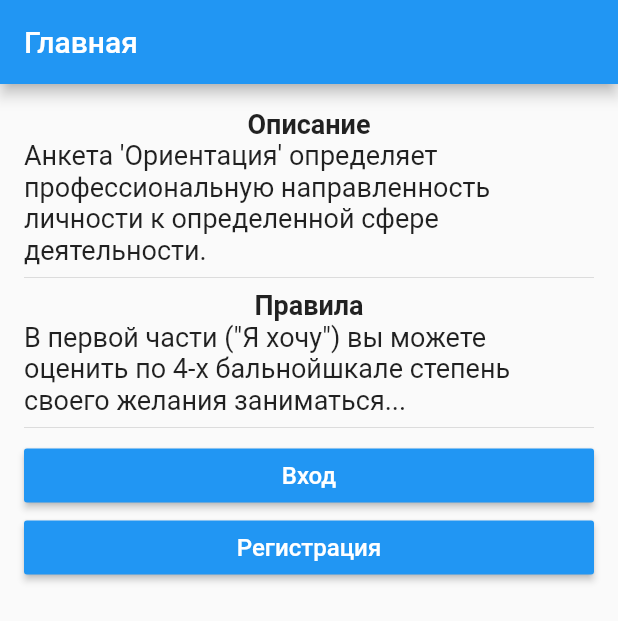
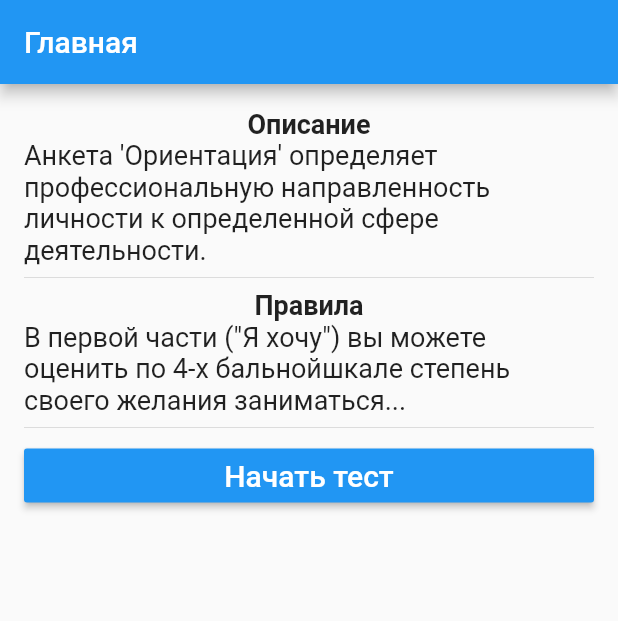
Before and after one commit to m-obrubov/mobile-kp, a Flutter app: the screen it shows after launch, on a phone screen of 412 x 824 dp. Shown: the top 621 px of the screen. Run offline on Flutter 3.47's test engine with Material 2 defaults, Android fonts, the phone set to English and light mode, and no system bars.

Commit message:
Меняется набор кнопок на главном экране в зависимости от условия (заготовка для аутентификации)

```diff
--- a/questionnaire_fe/lib/pages/home.dart
+++ b/questionnaire_fe/lib/pages/home.dart
@@ -7,6 +7,30 @@ import 'package:questionnaire_fe/pages/register.dart';
 class Home extends StatelessWidget {
   @override
   Widget build(BuildContext context) {
+    Widget bodyButtons;
+    if(1 < 2) {
+      //authenticated
+      bodyButtons = WideRaisedButton(
+        onPressed: () => moveWithHistoryClean(context, null /* Страница с вопросами */),
+        text: "Начать тест",
+        fontSize: 20.0,
+      );
+    } else {
+      //not authenticated
+      bodyButtons = Column(
+        children: <Widget>[
+          WideRaisedButton(
+            onPressed: () => moveWithHistory(context, new LoginPage()),
+            text: "Вход",
+          ),
+          WideRaisedButton(
+            onPressed: () => moveWithHistory(context, new RegisterPage()),
+            text: "Регистрация",
+          ),
+        ],
+      );
+    }
+
     return Scaffold(
       appBar: AppBar(
         title: Text('Главная'),
@@ -53,14 +77,7 @@ class Home extends StatelessWidget {
                 Divider()
               ],
             ),
-            WideRaisedButton(
-              onPressed: () => moveWithHistory(context, new LoginPage()),
-              text: "Вход",
-            ),
-            WideRaisedButton(
-              onPressed: () => moveWithHistory(context, new RegisterPage()),
-              text: "Регистрация",
-            ),
+            bodyButtons
           ],
         ),
       )
```
